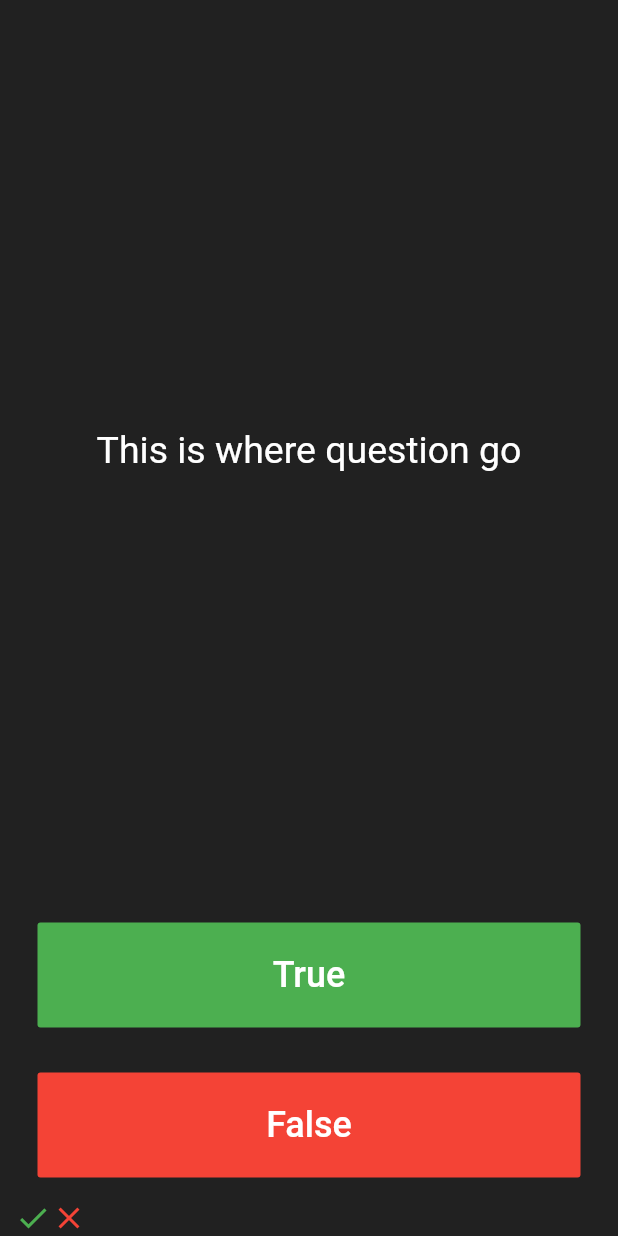
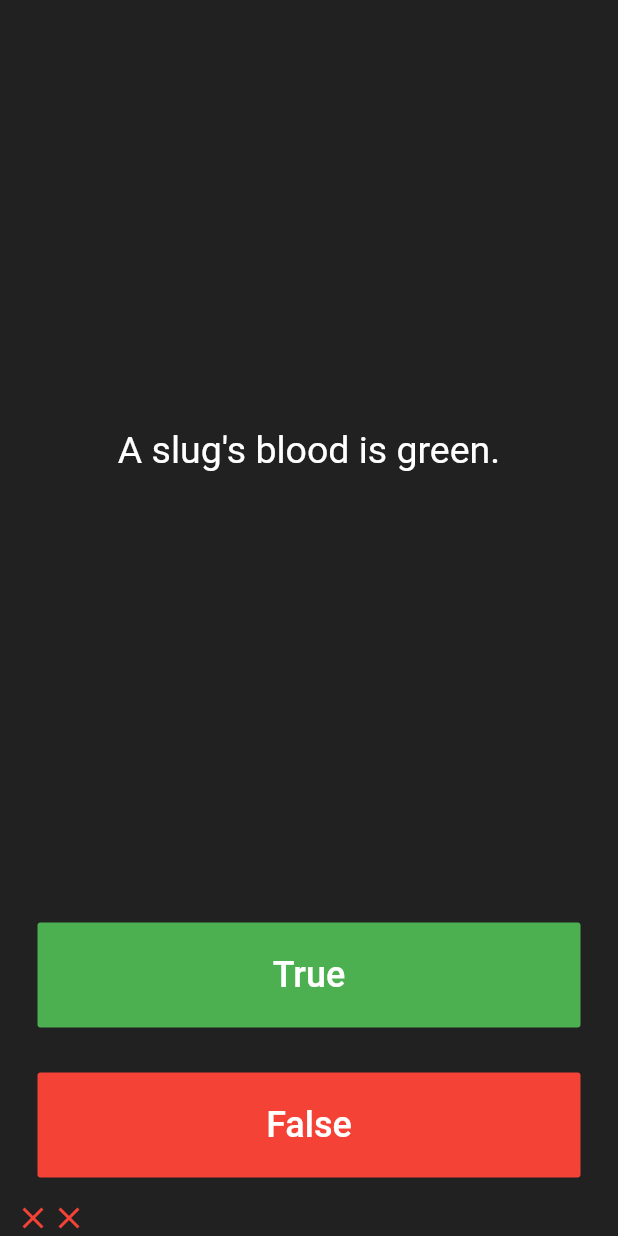
Before and after one commit to keertirajmalik/quiz-flutter-app, a Flutter app: the screen it shows after launch, after a tap on "True", after a tap on "False", on a phone screen of 412 x 824 dp. Run offline on Flutter 3.47's test engine with Material 2 defaults, Android fonts, the phone set to English and light mode, and no system bars.

Commit message:
Now the based on the result the right and wrong icon is displayed

```diff
--- a/lib/main.dart
+++ b/lib/main.dart
@@ -31,11 +31,20 @@ class QuizPage extends StatefulWidget {
 
 class _QuizPageState extends State<QuizPage> {
   List<Icon> scoreKeeper = [];
+  List<String> questions = [
+    'You can lead a cow down stairs but not up stairs.',
+    'Approximately one quarter of human bones are in the feet.',
+    'A slug\'s blood is green.'
+  ];
+
+  List<bool> answers = [false, true, true];
+
+  int questionNumber = 0;
 
   Widget build(BuildContext context) {
     return Column(
       crossAxisAlignment: CrossAxisAlignment.stretch,
-      // mainAxisAlignment: MainAxisAlignment.spaceBetween,
+      mainAxisAlignment: MainAxisAlignment.spaceBetween,
       children: [
         Expanded(
           flex: 6,
@@ -43,7 +52,7 @@ class _QuizPageState extends State<QuizPage> {
             padding: const EdgeInsets.all(10.0),
             child: Center(
               child: Text(
-                'This is where question go',
+                questions[questionNumber],
                 textAlign: TextAlign.center,
                 style: TextStyle(
                   color: Colors.white,
@@ -60,6 +69,8 @@ class _QuizPageState extends State<QuizPage> {
               textColor: Colors.white,
               color: Colors.green,
               onPressed: () {
+                var correctAnswer = answers[questionNumber];
+                if (correctAnswer == true) {
                   setState(() {
                     scoreKeeper.add(
                       Icon(
@@ -67,7 +78,19 @@ class _QuizPageState extends State<QuizPage> {
                         color: Colors.green,
                       ),
                     );
+                    questionNumber++;
                   });
+                } else {
+                  setState(() {
+                    scoreKeeper.add(
+                      Icon(
+                        Icons.close,
+                        color: Colors.red,
+                      ),
+                    );
+                    questionNumber++;
+                  });
+                }
               },
               child: Text(
                 'True',
@@ -86,6 +109,18 @@ class _QuizPageState extends State<QuizPage> {
               textColor: Colors.white,
               color: Colors.red,
               onPressed: () {
+                var correctAnswer = answers[questionNumber];
+                if (correctAnswer == false) {
+                  setState(() {
+                    scoreKeeper.add(
+                      Icon(
+                        Icons.check,
+                        color: Colors.green,
+                      ),
+                    );
+                    questionNumber++;
+                  });
+                } else {
                   setState(() {
                      scoreKeeper.add(
                       Icon(
@@ -93,7 +128,9 @@ class _QuizPageState extends State<QuizPage> {
                         color: Colors.red,
                       ),
                     );
+                    questionNumber++;
                   });
+                }
               },
               child: Text(
                 'False',
```
Lines whose indentation alone changed are shown as unchanged.
